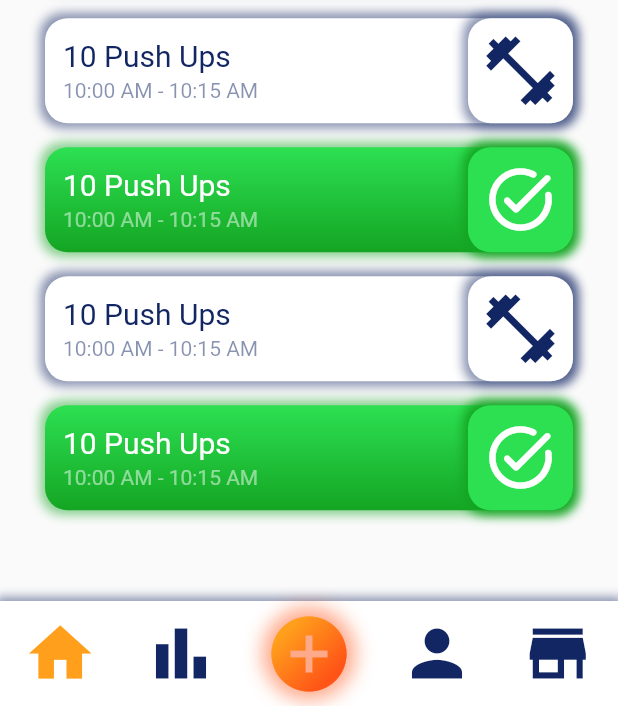
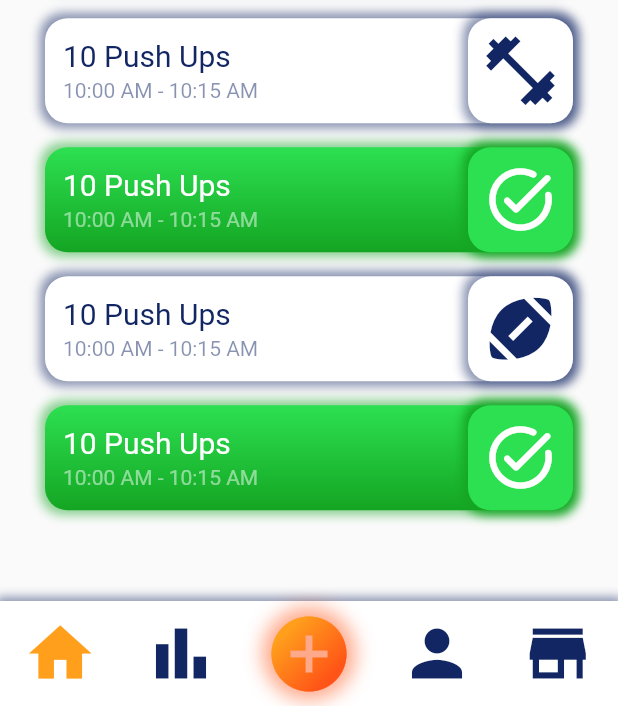
Before and after one commit to YilmazBatal/Habbitty-App, a Flutter app: the screen it shows after launch, on a phone screen of 412 x 824 dp, the part 530-1236 px from its top. Run offline on Flutter 3.47's test engine with Material 2 defaults, Android fonts, the phone set to English and light mode, and no system bars; our stand-ins replace google_fonts, gradient_widgets; Roboto replaces fonts that are missing (Sniglet).

Commit message:
Dinamic Icons

```diff
--- a/lib/main.dart
+++ b/lib/main.dart
@@ -315,9 +315,9 @@ class _MyAppState extends State<MyApp> {
                       // Activities
                       Column(
                         children: [
-                          UncheckedActivity(navyBlue, "10 Push Ups", "10:00 AM - 10:15 AM"),
+                          UncheckedActivity(navyBlue, "10 Push Ups", "10:00 AM - 10:15 AM", Icon(Icons.fitness_center, size: 55, color: navyBlue)),
                           CheckedActivity(darkGreen, lightGreen, "10 Push Ups", "10:00 AM - 10:15 AM"),
-                          UncheckedActivity(navyBlue, "10 Push Ups", "10:00 AM - 10:15 AM"),
+                          UncheckedActivity(navyBlue, "10 Push Ups", "10:00 AM - 10:15 AM", Icon(Icons.sports_football, size: 55, color: navyBlue)),
                           CheckedActivity(darkGreen, lightGreen, "10 Push Ups", "10:00 AM - 10:15 AM"),
                         ],
                       ),
@@ -470,7 +470,7 @@ class _MyAppState extends State<MyApp> {
       ),
     );
   }
-  Padding UncheckedActivity(Color navyBlue, String activityName, String activityTime) {
+  Padding UncheckedActivity(Color navyBlue, String activityName, String activityTime, Icon activityIcon) {
     return Padding(
       padding: const EdgeInsets.symmetric(vertical: 8.0),
       child: Row(
@@ -522,7 +522,7 @@ class _MyAppState extends State<MyApp> {
                               ),
                             ]
                           ),
-                          child: Icon(Icons.fitness_center, size: 55, color: navyBlue),
+                          child: activityIcon,
                         )
                       )
                     ],
```
